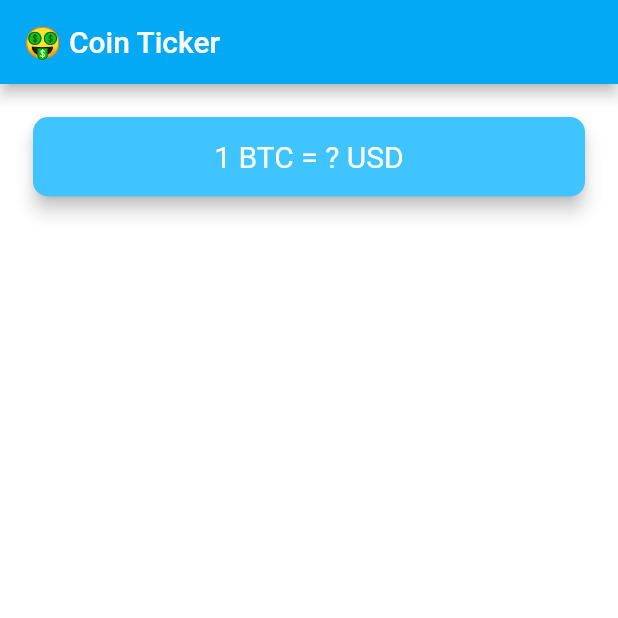
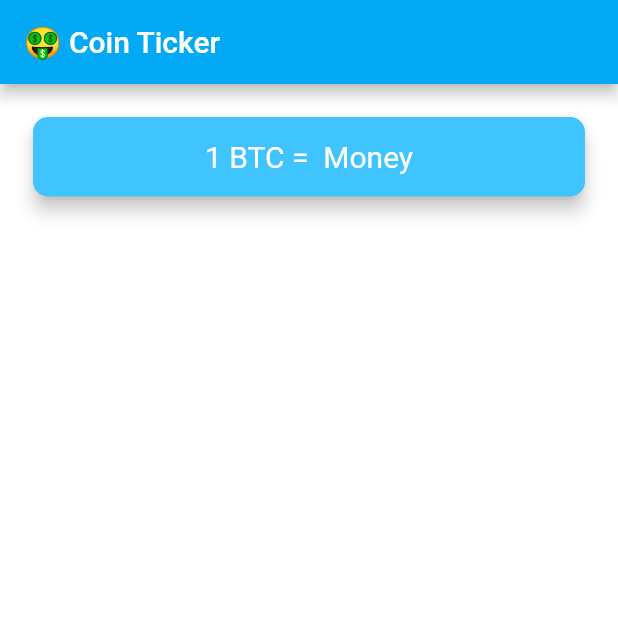
Before and after one commit to mohsinakmal/bitcoin_flutter_mojo, a Flutter app: the screen it shows after launch, on a phone screen of 412 x 824 dp, the top half of it. Run offline on Flutter 3.47's test engine with Material 2 defaults, Android fonts, the phone set to English and light mode, and no system bars.

Commit message:
2/8/2021

```diff
--- /dev/null
+++ b/lib/constants.dart
@@ -0,0 +1,3 @@
+import 'package:flutter/material.dart';
+
+const kApiKey = 'apikey=56CA0DCC-3997-49E1-A866-EA7411E19BEB';
--- a/lib/views/price_screen.dart
+++ b/lib/views/price_screen.dart
@@ -1,6 +1,8 @@
+import 'package:bitcoin_flutter_mojo/services/network.dart';
 import 'package:flutter/material.dart';
 import 'coin_data.dart';
 import 'package:flutter/cupertino.dart';
+import 'package:bitcoin_flutter_mojo/constants.dart';
 import 'dart:io' show Platform;
 
 class PriceScreen extends StatefulWidget {
@@ -9,6 +11,8 @@ class PriceScreen extends StatefulWidget {
 }
 
 class _PriceScreenState extends State<PriceScreen> {
+  //String newDollarValue = '';
+
   DropdownButton<String> androidPicker() {
     List<DropdownMenuItem<String>> dropDownItems = [];
     for (String currency in currenciesList) {
@@ -45,8 +49,58 @@ class _PriceScreenState extends State<PriceScreen> {
     );
   }
 
-  Widget cardButtons(String currency) {
-    return Padding(
+  @override
+  void initState() {
+    super.initState();
+    //getDollarRates();
+  }
+
+  // void getDollarRates() async {
+  //   NetworkCall networkCall = NetworkCall();
+  //   var dollarValue = await networkCall.getExchangeRate();
+  //   newDollarValue = await dollarValue.toStringAsFixed(2);
+  //   print(newDollarValue);
+  //   //return newDollarValue;
+  // }
+
+  // Widget cardButtons(String currency) {
+  //   return Padding(
+  //     padding: EdgeInsets.fromLTRB(18.0, 18.0, 18.0, 0),
+  //     child: Card(
+  //       color: Colors.lightBlueAccent,
+  //       elevation: 5.0,
+  //       shape: RoundedRectangleBorder(
+  //         borderRadius: BorderRadius.circular(10.0),
+  //       ),
+  //       child: Padding(
+  //         padding: EdgeInsets.symmetric(vertical: 15.0, horizontal: 28.0),
+  //         child: Text(
+  //           currency,
+  //           textAlign: TextAlign.center,
+  //           style: TextStyle(
+  //             fontSize: 20.0,
+  //             color: Colors.white,
+  //           ),
+  //         ),
+  //       ),
+  //     ),
+  //   );
+  // }
+
+  String selectedCurrency = 'USD';
+
+  @override
+  Widget build(BuildContext context) {
+    NetworkCall newtworkcall = NetworkCall();
+    //newtworkcall.getExchangeRate();
+    return Scaffold(
+      appBar: AppBar(
+        title: Text('🤑 Coin Ticker'),
+      ),
+      body: Column(
+        crossAxisAlignment: CrossAxisAlignment.stretch,
+        children: <Widget>[
+          Padding(
             padding: EdgeInsets.fromLTRB(18.0, 18.0, 18.0, 0),
             child: Card(
               color: Colors.lightBlueAccent,
@@ -57,7 +111,7 @@ class _PriceScreenState extends State<PriceScreen> {
               child: Padding(
                 padding: EdgeInsets.symmetric(vertical: 15.0, horizontal: 28.0),
                 child: Text(
-            currency,
+                  '1 BTC =  Money',
                   textAlign: TextAlign.center,
                   style: TextStyle(
                     fontSize: 20.0,
@@ -66,25 +120,7 @@ class _PriceScreenState extends State<PriceScreen> {
                 ),
               ),
             ),
-    );
-  }
-
-  String selectedCurrency = 'USD';
-
-  @override
-  Widget build(BuildContext context) {
-    //getCurrency();
-    return Scaffold(
-      appBar: AppBar(
-        title: Text('🤑 Coin Ticker'),
           ),
-      body: Column(
-        //mainAxisAlignment: MainAxisAlignment.spaceBetween,
-        crossAxisAlignment: CrossAxisAlignment.stretch,
-        children: <Widget>[
-          cardButtons('1 BTC = ? USD'),
-          // cardButtons('1 ETH = ? USD'),
-          // cardButtons('1 LTC = ? USD'),
           Expanded(
             child: Align(
               alignment: Alignment.bottomCenter,
@@ -102,3 +138,4 @@ class _PriceScreenState extends State<PriceScreen> {
     );
   }
 }
+//$newDollarValue $selectedCurrency
```
Also changed, not shown: lib/services/network.dart (+20 -0 lines). Lines whose indentation alone changed are shown as unchanged.
